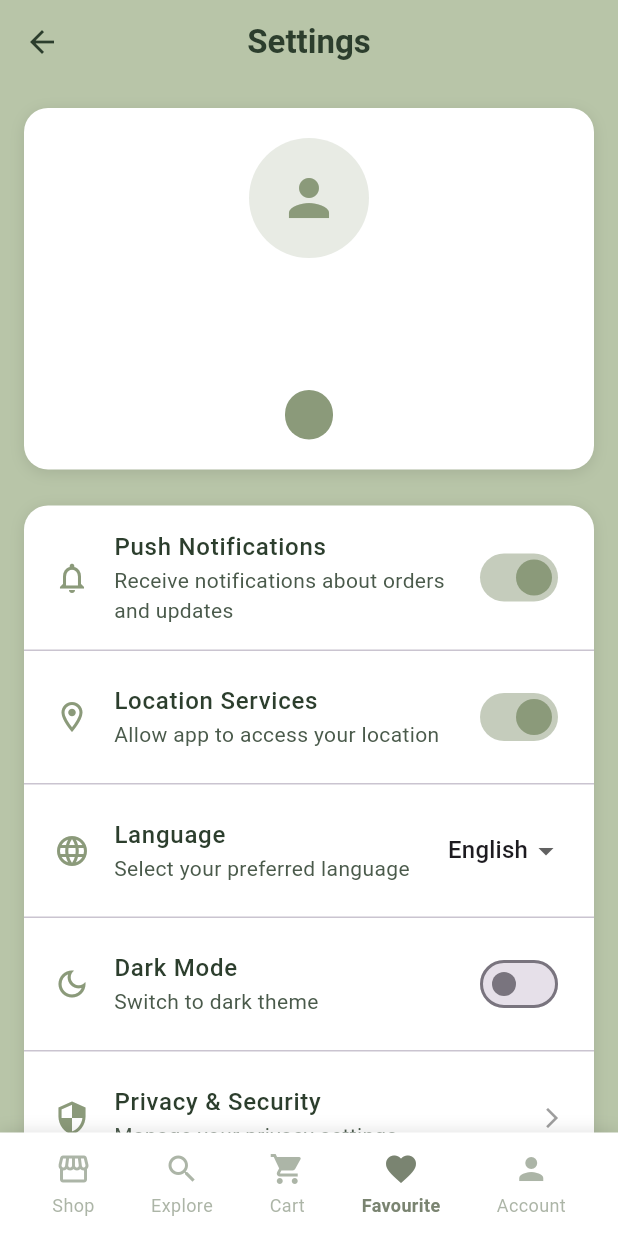
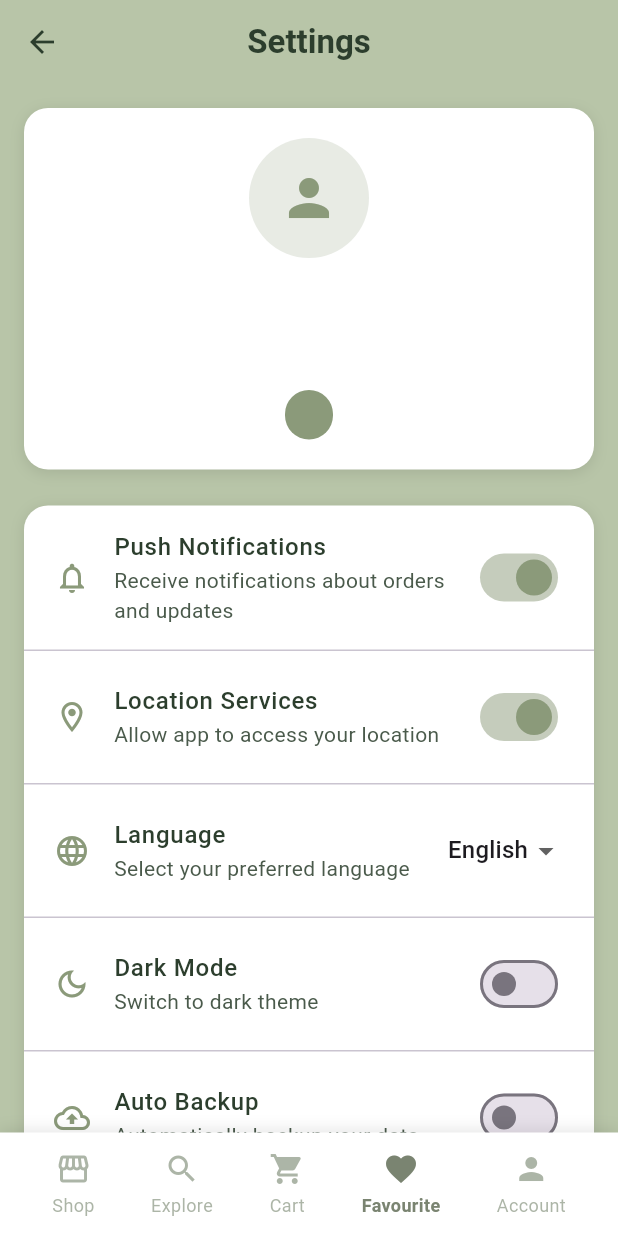
Before and after one commit to Solomon-the-octave/Connect_market_Agri, a Flutter app: the SettingsScreen screen opened by its route, on a phone screen of 412 x 824 dp. Run offline on Flutter 3.47's test engine with Material 3 defaults, Android fonts, the phone set to English and light mode, and no system bars; our stand-ins replace cloud_firestore, firebase_auth, firebase_core, image_picker, shared_preferences; accounts and stored records are empty.

```diff
--- a/lib/screens/settings_screen.dart
+++ b/lib/screens/settings_screen.dart
@@ -1,7 +1,8 @@
 import 'package:flutter/material.dart';
 import 'package:firebase_auth/firebase_auth.dart';
 import 'package:cloud_firestore/cloud_firestore.dart';
-import 'widgets/bottom_nav_bar.dart'; // Make sure this file exists
+import 'package:shared_preferences/shared_preferences.dart';
+import 'widgets/bottom_nav_bar.dart';
 
 // Color constants
 const primaryGreen = Color(0xFF8B9A7A);
@@ -20,8 +21,51 @@ class _SettingsScreenState extends State<SettingsScreen> {
   bool _locationServicesEnabled = true;
   bool _darkModeEnabled = false;
   String _selectedLanguage = 'English';
+  bool _autoBackupEnabled = false;
+  String _defaultCurrency = 'GHS';
 
   final List<String> _languages = ['English', 'Twi', 'Ga', 'Ewe', 'Hausa'];
+  final List<String> _currencies = ['GHS', 'USD', 'EUR', 'GBP'];
+
+  @override
+  void initState() {
+    super.initState();
+    _loadPreferences();
+  }
+
+  // Load preferences from SharedPreferences
+  Future<void> _loadPreferences() async {
+    final prefs = await SharedPreferences.getInstance();
+    setState(() {
+      _notificationsEnabled = prefs.getBool('notifications_enabled') ?? true;
+      _locationServicesEnabled = prefs.getBool('location_services_enabled') ?? true;
+      _darkModeEnabled = prefs.getBool('dark_mode_enabled') ?? false;
+      _selectedLanguage = prefs.getString('selected_language') ?? 'English';
+      _autoBackupEnabled = prefs.getBool('auto_backup_enabled') ?? false;
+      _defaultCurrency = prefs.getString('default_currency') ?? 'GHS';
+    });
+  }
+
+  // Save individual preference
+  Future<void> _savePreference(String key, dynamic value) async {
+    final prefs = await SharedPreferences.getInstance();
+    if (value is bool) {
+      await prefs.setBool(key, value);
+    } else if (value is String) {
+      await prefs.setString(key, value);
+    }
+
+    // Show confirmation
+    if (mounted) {
+      ScaffoldMessenger.of(context).showSnackBar(
+        SnackBar(
+          content: Text('Preference saved successfully'),
+          backgroundColor: primaryGreen,
+          duration: const Duration(seconds: 1),
+        ),
+      );
+    }
+  }
 
   @override
   Widget build(BuildContext context) {
@@ -141,6 +185,7 @@ class _SettingsScreenState extends State<SettingsScreen> {
                         setState(() {
                           _notificationsEnabled = value;
                         });
+                        _savePreference('notifications_enabled', value);
                       },
                       activeColor: primaryGreen,
                     ),
@@ -156,6 +201,7 @@ class _SettingsScreenState extends State<SettingsScreen> {
                         setState(() {
                           _locationServicesEnabled = value;
                         });
+                        _savePreference('location_services_enabled', value);
                       },
                       activeColor: primaryGreen,
                     ),
@@ -176,6 +222,7 @@ class _SettingsScreenState extends State<SettingsScreen> {
                           setState(() {
                             _selectedLanguage = newValue;
                           });
+                          _savePreference('selected_language', newValue);
                         }
                       },
                     ),
@@ -191,14 +238,46 @@ class _SettingsScreenState extends State<SettingsScreen> {
                         setState(() {
                           _darkModeEnabled = value;
                         });
-                        ScaffoldMessenger.of(context).showSnackBar(
-                          const SnackBar(
-                            content: Text('Dark mode coming soon!'),
-                            backgroundColor: primaryGreen,
-                          ),
-                        );
+                        _savePreference('dark_mode_enabled', value);
                       },
                       activeColor: primaryGreen,
+                    ),
+                  ),
+                  const Divider(height: 1),
+                  _buildSettingItem(
+                    Icons.backup_outlined,
+                    'Auto Backup',
+                    'Automatically backup your data',
+                    Switch(
+                      value: _autoBackupEnabled,
+                      onChanged: (value) {
+                        setState(() {
+                          _autoBackupEnabled = value;
+                        });
+                        _savePreference('auto_backup_enabled', value);
+                      },
+                      activeColor: primaryGreen,
+                    ),
+                  ),
+                  const Divider(height: 1),
+                  _buildSettingItem(
+                    Icons.attach_money_outlined,
+                    'Default Currency',
+                    'Select your preferred currency',
+                    DropdownButton<String>(
+                      value: _defaultCurrency,
+                      underline: const SizedBox(),
+                      items: _currencies.map((currency) {
+                        return DropdownMenuItem(value: currency, child: Text(currency));
+                      }).toList(),
+                      onChanged: (newValue) {
+                        if (newValue != null) {
+                          setState(() {
+                            _defaultCurrency = newValue;
+                          });
+                          _savePreference('default_currency', newValue);
+                        }
+                      },
                     ),
                   ),
                   const Divider(height: 1),
```
